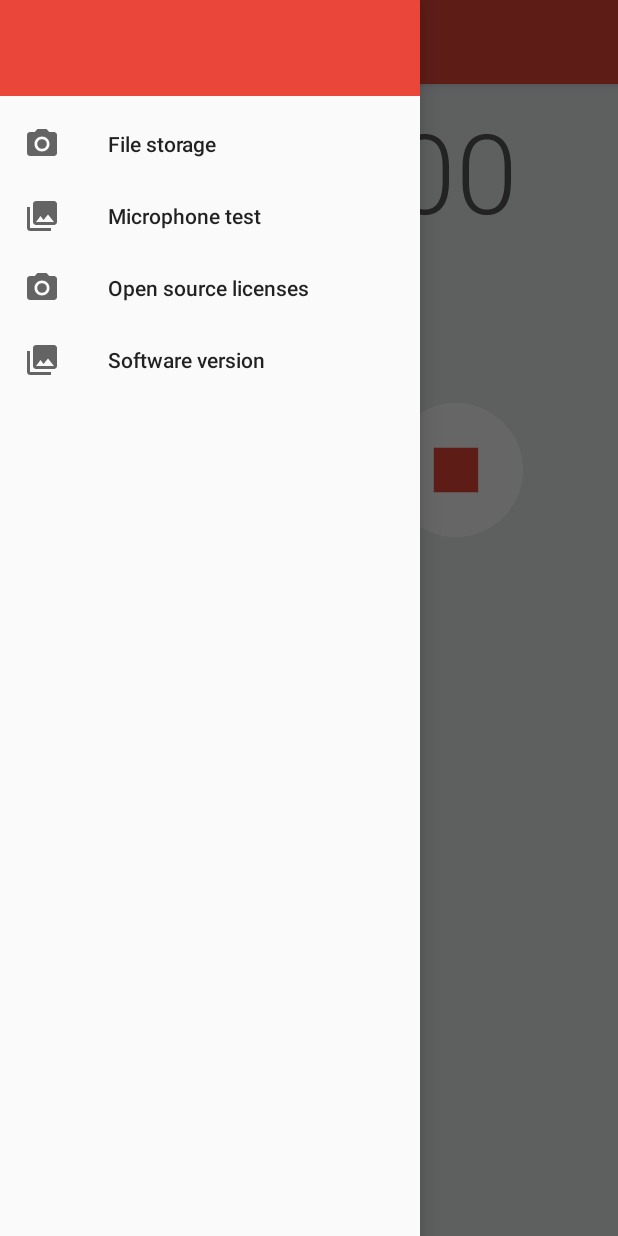
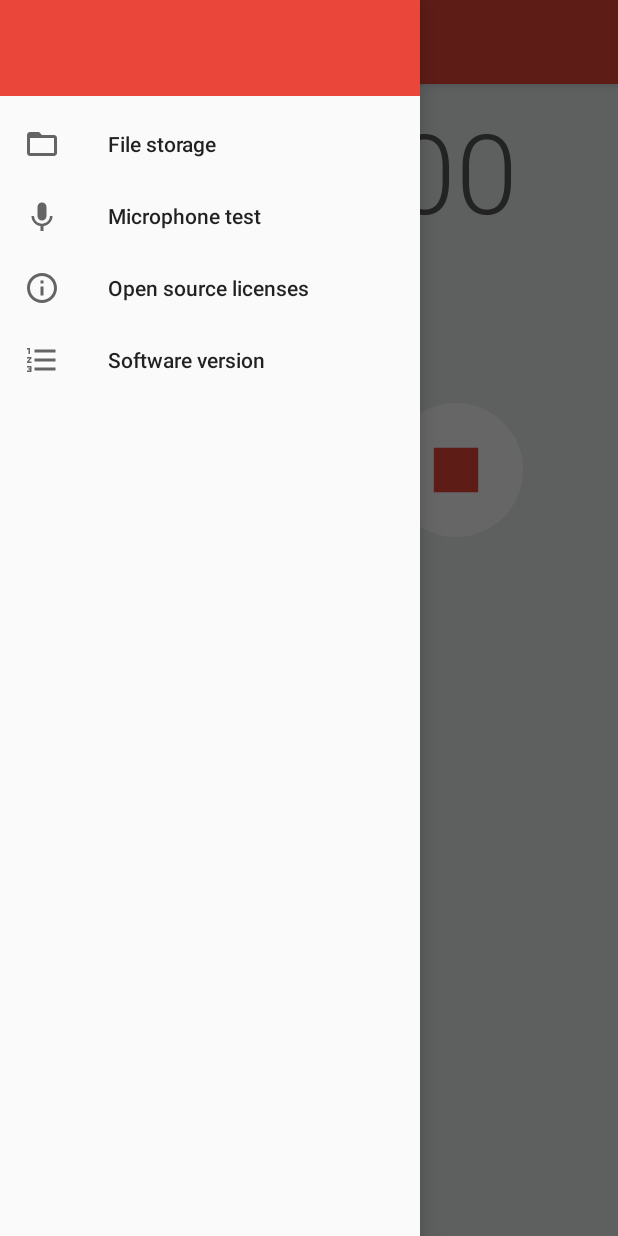
Before and after one commit to Joxit/android-audio-recorder, an Android app: the screen it shows after launch (MainActivity), with the side drawer open, on a phone screen of 412 x 824 dp. Run offline under Robolectric (Android 15) with nearby library versions, the phone set to English and light mode, and no system bars; our stand-ins replace navigation-ui.

Commit message:
style: change menu icons

```diff
--- /dev/null
+++ b/app/src/main/res/drawable/ic_folder_open.xml
@@ -0,0 +1,10 @@
+<?xml version="1.0" encoding="utf-8"?>
+<vector xmlns:android="http://schemas.android.com/apk/res/android"
+    android:width="24.0dip"
+    android:height="24.0dip"
+    android:viewportWidth="24.0"
+    android:viewportHeight="24.0">
+    <path
+        android:fillColor="#ff2a3141"
+        android:pathData="M20,6h-8l-2,-2L4,4c-1.1,0 -1.99,0.9 -1.99,2L2,18c0,1.1 0.9,2 2,2h16c1.1,0 2,-0.9 2,-2L22,8c0,-1.1 -0.9,-2 -2,-2zM20,18L4,18L4,8h16v10z" />
+</vector>
--- /dev/null
+++ b/app/src/main/res/drawable/ic_format_list_numbered.xml
@@ -0,0 +1,10 @@
+<?xml version="1.0" encoding="utf-8"?>
+<vector xmlns:android="http://schemas.android.com/apk/res/android"
+    android:width="24.0dip"
+    android:height="24.0dip"
+    android:viewportWidth="24.0"
+    android:viewportHeight="24.0">
+    <path
+        android:fillColor="#ff2a3141"
+        android:pathData="M2,17h2v0.5L3,17.5v1h1v0.5L2,19v1h3v-4L2,16v1zM3,8h1L4,4L2,4v1h1v3zM2,11h1.8L2,13.1v0.9h3v-1L3.2,13L5,10.9L5,10L2,10v1zM7,5v2h14L21,5L7,5zM7,19h14v-2L7,17v2zM7,13h14v-2L7,11v2z" />
+</vector>
--- /dev/null
+++ b/app/src/main/res/drawable/ic_info_outline.xml
@@ -0,0 +1,10 @@
+<?xml version="1.0" encoding="utf-8"?>
+<vector xmlns:android="http://schemas.android.com/apk/res/android"
+    android:width="24.0dip"
+    android:height="24.0dip"
+    android:viewportWidth="24.0"
+    android:viewportHeight="24.0">
+    <path
+        android:fillColor="#ff2a3141"
+        android:pathData="M11,17h2v-6h-2v6zM12,2C6.48,2 2,6.48 2,12s4.48,10 10,10 10,-4.48 10,-10S17.52,2 12,2zM12,20c-4.41,0 -8,-3.59 -8,-8s3.59,-8 8,-8 8,3.59 8,8 -3.59,8 -8,8zM11,9h2L13,7h-2v2z" />
+</vector>
--- /dev/null
+++ b/app/src/main/res/drawable/ic_keyboard_voice.xml
@@ -0,0 +1,10 @@
+<?xml version="1.0" encoding="utf-8"?>
+<vector xmlns:android="http://schemas.android.com/apk/res/android"
+    android:width="24.0dip"
+    android:height="24.0dip"
+    android:viewportWidth="24.0"
+    android:viewportHeight="24.0">
+    <path
+        android:fillColor="#ff2a3141"
+        android:pathData="M12,15c1.66,0 2.99,-1.34 2.99,-3L15,6c0,-1.66 -1.34,-3 -3,-3S9,4.34 9,6v6c0,1.66 1.34,3 3,3zM17.3,12c0,3 -2.54,5.1 -5.3,5.1S6.7,15 6.7,12L5,12c0,3.42 2.72,6.23 6,6.72L11,22h2v-3.28c3.28,-0.48 6,-3.3 6,-6.72h-1.7z" />
+</vector>
--- a/app/src/main/res/drawable/ic_menu_camera.xml
+++ /dev/null
@@ -1,12 +0,0 @@
-<vector xmlns:android="http://schemas.android.com/apk/res/android"
-    android:width="24dp"
-    android:height="24dp"
-    android:viewportWidth="24.0"
-    android:viewportHeight="24.0">
-    <path
-        android:fillColor="#FF000000"
-        android:pathData="M12,12m-3.2,0a3.2,3.2 0,1 1,6.4 0a3.2,3.2 0,1 1,-6.4 0" />
-    <path
-        android:fillColor="#FF000000"
-        android:pathData="M9,2L7.17,4H4c-1.1,0 -2,0.9 -2,2v12c0,1.1 0.9,2 2,2h16c1.1,0 2,-0.9 2,-2V6c0,-1.1 -0.9,-2 -2,-2h-3.17L15,2H9zm3,15c-2.76,0 -5,-2.24 -5,-5s2.24,-5 5,-5 5,2.24 5,5 -2.24,5 -5,5z" />
-</vector>
--- a/app/src/main/res/drawable/ic_menu_gallery.xml
+++ /dev/null
@@ -1,9 +0,0 @@
-<vector xmlns:android="http://schemas.android.com/apk/res/android"
-    android:width="24dp"
-    android:height="24dp"
-    android:viewportWidth="24.0"
-    android:viewportHeight="24.0">
-    <path
-        android:fillColor="#FF000000"
-        android:pathData="M22,16V4c0,-1.1 -0.9,-2 -2,-2H8c-1.1,0 -2,0.9 -2,2v12c0,1.1 0.9,2 2,2h12c1.1,0 2,-0.9 2,-2zm-11,-4l2.03,2.71L16,11l4,5H8l3,-4zM2,6v14c0,1.1 0.9,2 2,2h14v-2H4V6H2z" />
-</vector>
--- a/app/src/main/res/drawable/ic_menu_slideshow.xml
+++ /dev/null
@@ -1,9 +0,0 @@
-<vector xmlns:android="http://schemas.android.com/apk/res/android"
-    android:width="24dp"
-    android:height="24dp"
-    android:viewportWidth="24.0"
-    android:viewportHeight="24.0">
-    <path
-        android:fillColor="#FF000000"
-        android:pathData="M4,6H2v14c0,1.1 0.9,2 2,2h14v-2H4V6zm16,-4H8c-1.1,0 -2,0.9 -2,2v12c0,1.1 0.9,2 2,2h12c1.1,0 2,-0.9 2,-2V4c0,-1.1 -0.9,-2 -2,-2zm-8,12.5v-9l6,4.5 -6,4.5z" />
-</vector>
--- a/app/src/main/res/menu/activity_main_drawer.xml
+++ b/app/src/main/res/menu/activity_main_drawer.xml
@@ -3,24 +3,24 @@
     xmlns:tools="http://schemas.android.com/tools"
     tools:showIn="navigation_view">
 
-    <group android:checkableBehavior="single">
+    <group>
         <item
             android:id="@+id/settings_file_storage"
-            android:icon="@drawable/ic_menu_camera"
+            android:icon="@drawable/ic_folder_open"
             android:title="@string/AURE_SETTINGS_FILE_STORAGE" />
         <item
             android:id="@+id/settings_microphone_test"
-            android:icon="@drawable/ic_menu_gallery"
+            android:icon="@drawable/ic_keyboard_voice"
             android:title="@string/AURE_DIALOG_TITLE_MICROPHONE_TEST" />
     </group>
-    <group android:checkableBehavior="single">
+    <group>
         <item
             android:id="@+id/settings_description_legal"
-            android:icon="@drawable/ic_menu_camera"
+            android:icon="@drawable/ic_info_outline"
             android:title="@string/AURE_SETTINGS_DESCRIPTION_LEGAL" />
         <item
             android:id="@+id/settings_title_version"
-            android:icon="@drawable/ic_menu_gallery"
+            android:icon="@drawable/ic_format_list_numbered"
             android:title="@string/AURE_SETTINGS_TITLE_VERSION" />
     </group>
 </menu>
```
